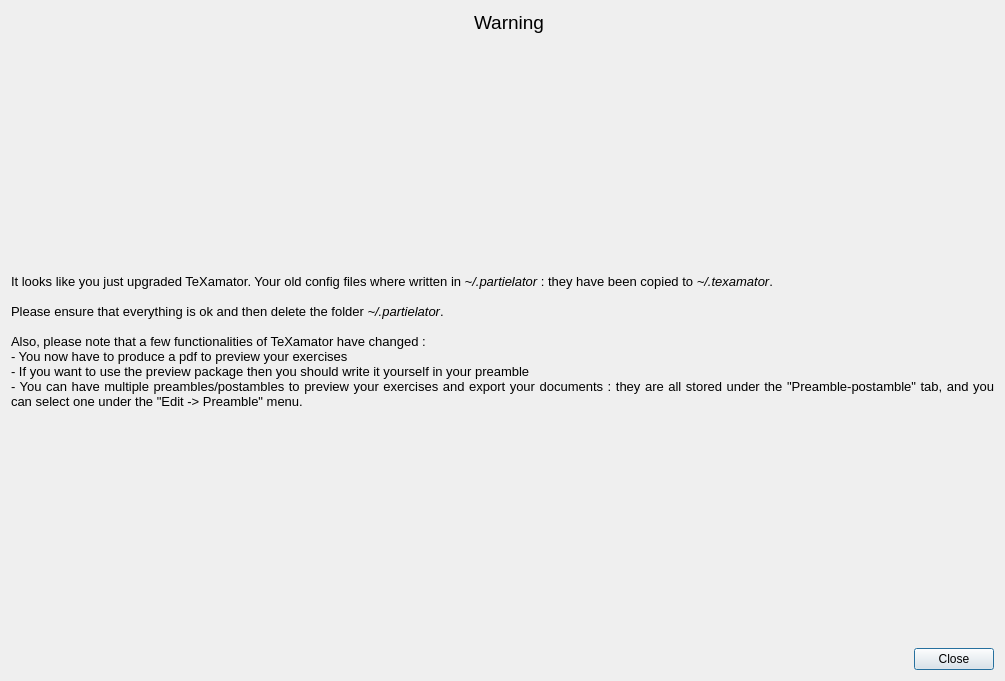
alexisflesch/texamator, file ui_files/warningNewVersion.ui: the form before one commit.
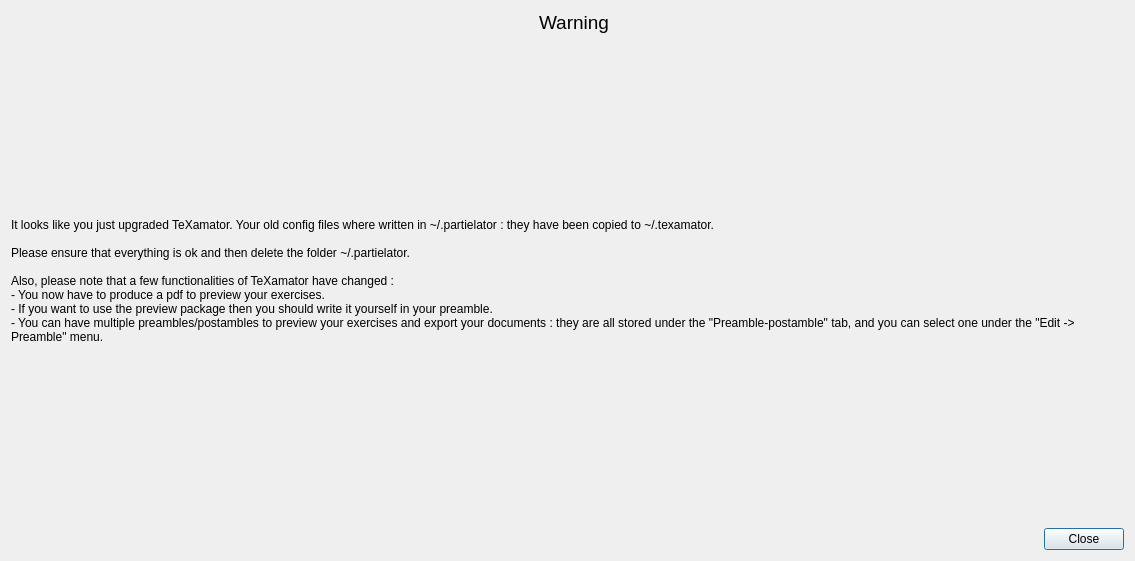
The form after the commit. Icons and pictures are not drawn.

```diff
--- a/ui_files/warningNewVersion.ui
+++ b/ui_files/warningNewVersion.ui
@@ -6,8 +6,8 @@
    <rect>
     <x>0</x>
     <y>0</y>
-    <width>1005</width>
-    <height>681</height>
+    <width>1135</width>
+    <height>561</height>
    </rect>
   </property>
   <property name="sizePolicy">
@@ -95,21 +95,14 @@
    <item>
     <widget class="QLabel" name="label_2">
      <property name="text">
-      <string>&lt;!DOCTYPE HTML PUBLIC &quot;-//W3C//DTD HTML 4.0//EN&quot; &quot;http://www.w3.org/TR/REC-html40/strict.dtd&quot;&gt;
-&lt;html&gt;&lt;head&gt;&lt;meta name=&quot;qrichtext&quot; content=&quot;1&quot; /&gt;&lt;style type=&quot;text/css&quot;&gt;
-p, li { white-space: pre-wrap; }
-&lt;/style&gt;&lt;/head&gt;&lt;body style=&quot; font-family:'Noto Sans'; font-size:9pt; font-weight:400; font-style:normal;&quot;&gt;
-&lt;p align=&quot;justify&quot; style=&quot; margin-top:0px; margin-bottom:0px; margin-left:0px; margin-right:0px; -qt-block-indent:0; text-indent:0px;&quot;&gt;&lt;span style=&quot; font-family:'Sans'; font-size:10pt;&quot;&gt;It looks like you just upgraded TeXamator. Your old config files where written in &lt;/span&gt;&lt;span style=&quot; font-family:'Sans'; font-size:10pt; font-style:italic;&quot;&gt;~/.partielator &lt;/span&gt;&lt;span style=&quot; font-family:'Sans'; font-size:10pt;&quot;&gt;: they have been copied to &lt;/span&gt;&lt;span style=&quot; font-family:'Sans'; font-size:10pt; font-style:italic;&quot;&gt;~/.texamator&lt;/span&gt;&lt;span style=&quot; font-family:'Sans'; font-size:10pt;&quot;&gt;.&lt;/span&gt;&lt;/p&gt;
-&lt;p align=&quot;justify&quot; style=&quot;-qt-paragraph-type:empty; margin-top:0px; margin-bottom:0px; margin-left:0px; margin-right:0px; -qt-block-indent:0; text-indent:0px; font-family:'Sans'; font-size:10pt;&quot;&gt;&lt;br /&gt;&lt;/p&gt;
-&lt;p align=&quot;justify&quot; style=&quot; margin-top:0px; margin-bottom:0px; margin-left:0px; margin-right:0px; -qt-block-indent:0; text-indent:0px;&quot;&gt;&lt;span style=&quot; font-family:'Sans'; font-size:10pt;&quot;&gt;Please ensure that everything is ok and then delete the folder &lt;/span&gt;&lt;span style=&quot; font-family:'Sans'; font-size:10pt; font-style:italic;&quot;&gt;~/.partielator&lt;/span&gt;&lt;span style=&quot; font-family:'Sans'; font-size:10pt;&quot;&gt;.&lt;/span&gt;&lt;/p&gt;
-&lt;p align=&quot;justify&quot; style=&quot;-qt-paragraph-type:empty; margin-top:0px; margin-bottom:0px; margin-left:0px; margin-right:0px; -qt-block-indent:0; text-indent:0px; font-family:'Sans'; font-size:10pt;&quot;&gt;&lt;br /&gt;&lt;/p&gt;
-&lt;p align=&quot;justify&quot; style=&quot; margin-top:0px; margin-bottom:0px; margin-left:0px; margin-right:0px; -qt-block-indent:0; text-indent:0px;&quot;&gt;&lt;span style=&quot; font-family:'Sans'; font-size:10pt;&quot;&gt;Also, please note that a few functionalities of TeXamator have changed :&lt;/span&gt;&lt;/p&gt;
-&lt;p align=&quot;justify&quot; style=&quot; margin-top:0px; margin-bottom:0px; margin-left:0px; margin-right:0px; -qt-block-indent:0; text-indent:0px;&quot;&gt;&lt;span style=&quot; font-family:'Sans'; font-size:10pt;&quot;&gt;- You now have to produce a pdf to preview your exercises&lt;/span&gt;&lt;/p&gt;
-&lt;p align=&quot;justify&quot; style=&quot; margin-top:0px; margin-bottom:0px; margin-left:0px; margin-right:0px; -qt-block-indent:0; text-indent:0px;&quot;&gt;&lt;span style=&quot; font-family:'Sans'; font-size:10pt;&quot;&gt;- If you want to use the preview package then you should write it yourself in your preamble&lt;/span&gt;&lt;/p&gt;
-&lt;p align=&quot;justify&quot; style=&quot; margin-top:0px; margin-bottom:0px; margin-left:0px; margin-right:0px; -qt-block-indent:0; text-indent:0px;&quot;&gt;&lt;span style=&quot; font-family:'Sans'; font-size:10pt;&quot;&gt;- You can have multiple preambles/postambles to preview your exercises and export your documents : they are all stored under the &amp;quot;Preamble-postamble&amp;quot; tab, and you can select one under the &amp;quot;Edit -&amp;gt; Preamble&amp;quot; menu.&lt;/span&gt;&lt;/p&gt;&lt;/body&gt;&lt;/html&gt;</string>
-     </property>
-     <property name="textFormat">
-      <enum>Qt::AutoText</enum>
+      <string>It looks like you just upgraded TeXamator. Your old config files where written in ~/.partielator : they have been copied to ~/.texamator.
+
+Please ensure that everything is ok and then delete the folder ~/.partielator.
+
+Also, please note that a few functionalities of TeXamator have changed :
+- You now have to produce a pdf to preview your exercises.
+- If you want to use the preview package then you should write it yourself in your preamble.
+- You can have multiple preambles/postambles to preview your exercises and export your documents : they are all stored under the &quot;Preamble-postamble&quot; tab, and you can select one under the &quot;Edit -&gt; Preamble&quot; menu.</string>
      </property>
      <property name="wordWrap">
       <bool>true</bool>
```
